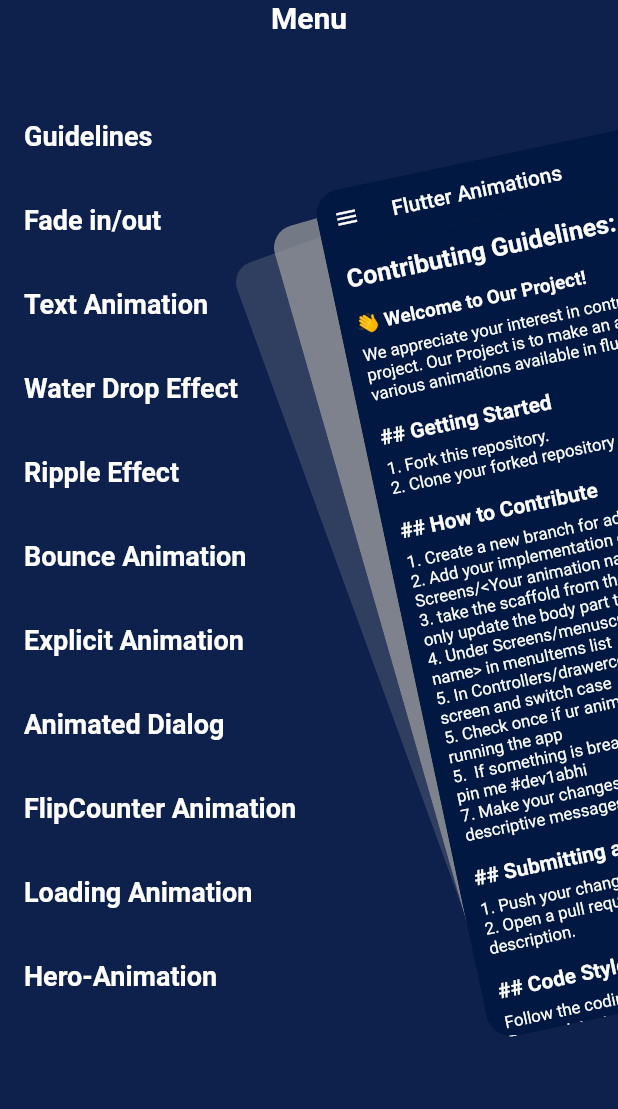
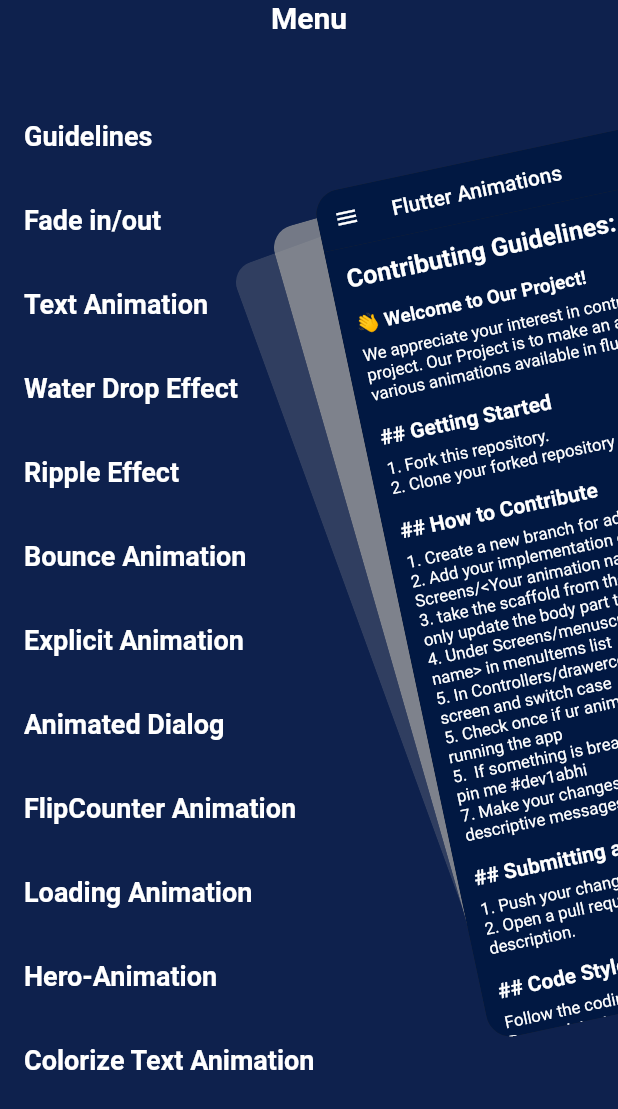
Before and after one commit to dev1abhi/Flutter-Animations, a Flutter app: the screen it shows after launch, after a tap on the "menu" icon, on a phone screen of 412 x 824 dp. Shown: the top 1109 px of the screen. Run offline on Flutter 3.47's test engine with Material 2 defaults, Android fonts, the phone set to English and light mode, and no system bars; drawn by our look-alikes of flutter_zoom_drawer; our stand-ins replace animated_flip_counter, animated_text_kit, get, google_fonts, lottie.

Commit message:
Added new Animation

```diff
--- a/lib/Screens/menuscreen.dart
+++ b/lib/Screens/menuscreen.dart
@@ -24,7 +24,7 @@
     "FlipCounter Animation",
     "Loading Animation",
     "Hero-Animation",
-
+    "Colorize Text Animation"
   ];
 
   @override
--- a/lib/controllers/drawercontroller.dart
+++ b/lib/controllers/drawercontroller.dart
@@ -1,4 +1,5 @@
 import 'package:flutter/widgets.dart';
+import 'package:flutter_animations/Screens/colorize_text.dart';
 import 'package:flutter_animations/Screens/explicit_animation.dart';
 import 'package:flutter_animations/Screens/fade_in_fade_out.dart';
 import 'package:flutter_animations/Screens/flip_counter.dart';
@@ -29,8 +30,9 @@
   final mainScreen7 = ExplicitAnimations();
   final mainScreen8 = AnimatedDialog();
   final mainScreen9 = flip();
-  final mainScreen10=loadingAnimation();
+  final mainScreen10 = loadingAnimation();
   final mainScreen11 = HeroAnimation();
+  final mainScreen12 = colorize_text();
 
   // Getter to get the current main screen based on the selectedMenuItem
   Widget get currentMainScreen {
@@ -45,18 +47,20 @@
         return mainScreen4;
       case 4:
         return mainScreen5;
-      case 5 :
-        return  mainScreen6 ;
-      case 6 :
-        return  mainScreen7 ;
-      case 7 :
-        return  mainScreen8 ;
-      case 8 :
-        return  mainScreen9;
-      case 9 :
-        return  mainScreen10 ;
-      case 10 :
-        return  mainScreen11 ;
+      case 5:
+        return mainScreen6;
+      case 6:
+        return mainScreen7;
+      case 7:
+        return mainScreen8;
+      case 8:
+        return mainScreen9;
+      case 9:
+        return mainScreen10;
+      case 10:
+        return mainScreen11;
+      case 11:
+        return mainScreen12;
 
       default:
         return mainScreen1; // Default to mainScreen1 if the selection is not recognized
```
Also changed, not shown: lib/Screens/colorize_text.dart (added, +69 -0 lines), pubspec.yaml (+8 -14 lines), 1 other file.
